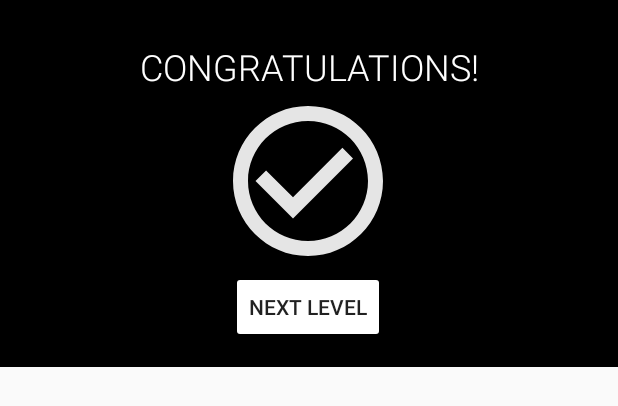
After one commit to jcrucesdeveloper/Euler-1, an Android app: the layout custom_dialog_winning.xml on its own in the app's theme, with its tools: preview values and no code run, on a phone screen of 412 x 824 dp. The commit adds this screen. Shown: the top 406 px of the screen. Run offline under Robolectric (Android 15) with nearby library versions, the phone set to English and light mode, and no system bars.

Commit message:
feat(QuestionLevel): added next level PopUP

```diff
--- a/app/src/main/java/com/jorgecruces/euler1/gameLogic/XmlParserActivity.java
+++ b/app/src/main/java/com/jorgecruces/euler1/gameLogic/XmlParserActivity.java
@@ -13,7 +13,6 @@ import org.xml.sax.SAXException;
 import java.io.IOException;
 import java.io.InputStream;
 import java.util.ArrayList;
-import java.util.List;
 
 import javax.xml.parsers.DocumentBuilder;
 import javax.xml.parsers.DocumentBuilderFactory;
--- /dev/null
+++ b/app/src/main/res/drawable/checkbox.xml
@@ -0,0 +1,5 @@
+<vector android:alpha="0.9" android:height="24dp" android:tint="#FFFFFF"
+    android:viewportHeight="24" android:viewportWidth="24"
+    android:width="24dp" xmlns:android="http://schemas.android.com/apk/res/android">
+    <path android:fillColor="@android:color/white" android:pathData="M16.59,7.58L10,14.17l-3.59,-3.58L5,12l5,5 8,-8zM12,2C6.48,2 2,6.48 2,12s4.48,10 10,10 10,-4.48 10,-10S17.52,2 12,2zM12,20c-4.42,0 -8,-3.58 -8,-8s3.58,-8 8,-8 8,3.58 8,8 -3.58,8 -8,8z"/>
+</vector>
--- a/app/src/main/res/layout/activity_numbers_levels.xml
+++ b/app/src/main/res/layout/activity_numbers_levels.xml
@@ -21,7 +21,7 @@
             android:layout_width="59dp"
             android:layout_height="match_parent"
             android:layout_weight="0"
-            android:onClick="onClickGoBackToMainScreen"
+            android:onClick="onClickGoBackArrow"
             app:srcCompat="@drawable/arrow_back"
             tools:ignore="TouchTargetSizeCheck" />
 
--- /dev/null
+++ b/app/src/main/res/layout/custom_dialog_winning.xml
@@ -0,0 +1,48 @@
+<?xml version="1.0" encoding="utf-8"?>
+<androidx.constraintlayout.widget.ConstraintLayout xmlns:android="http://schemas.android.com/apk/res/android"
+    xmlns:app="http://schemas.android.com/apk/res-auto"
+    xmlns:tools="http://schemas.android.com/tools"
+    android:layout_width="match_parent"
+    android:layout_height="wrap_content"
+    android:background="#000000">
+
+    <TextView
+        android:id="@+id/textView3"
+        android:layout_width="wrap_content"
+        android:layout_height="wrap_content"
+        android:layout_marginTop="8dp"
+        android:fontFamily="sans-serif-light"
+        android:padding="20dp"
+        android:text="CONGRATULATIONS!"
+        android:textColor="#FFFFFF"
+        android:textSize="24sp"
+        app:layout_constraintBottom_toTopOf="@+id/imageView3"
+        app:layout_constraintEnd_toEndOf="parent"
+        app:layout_constraintStart_toStartOf="parent"
+        app:layout_constraintTop_toTopOf="parent" />
+
+    <Button
+        android:id="@+id/nextLevelButton"
+        android:layout_width="wrap_content"
+        android:layout_height="wrap_content"
+        android:layout_marginBottom="16dp"
+        android:backgroundTint="#FFFFFF"
+        android:text="Next level"
+        app:layout_constraintBottom_toBottomOf="parent"
+        app:layout_constraintEnd_toEndOf="parent"
+        app:layout_constraintHorizontal_bias="0.498"
+        app:layout_constraintStart_toStartOf="parent" />
+
+    <ImageView
+        android:id="@+id/imageView3"
+        android:layout_width="120dp"
+        android:layout_height="120dp"
+        android:layout_marginTop="-20dp"
+        app:layout_constraintBottom_toTopOf="@+id/nextLevelButton"
+        app:layout_constraintEnd_toEndOf="parent"
+        app:layout_constraintHorizontal_bias="0.498"
+        app:layout_constraintStart_toStartOf="parent"
+        app:layout_constraintTop_toBottomOf="@+id/textView3"
+        app:srcCompat="@drawable/checkbox" />
+
+</androidx.constraintlayout.widget.ConstraintLayout>
```
Also changed, not shown: app/src/main/java/com/jorgecruces/euler1/activities/NumbersLevelsActivity.java (+12 -0 lines), app/src/main/java/com/jorgecruces/euler1/activities/QuestionActivity.java (+40 -5 lines), app/src/main/res/layout/activity_question.xml (+1 -22 lines), app/src/main/res/layout/button_level.xml (deleted, +0 -14 lines).
